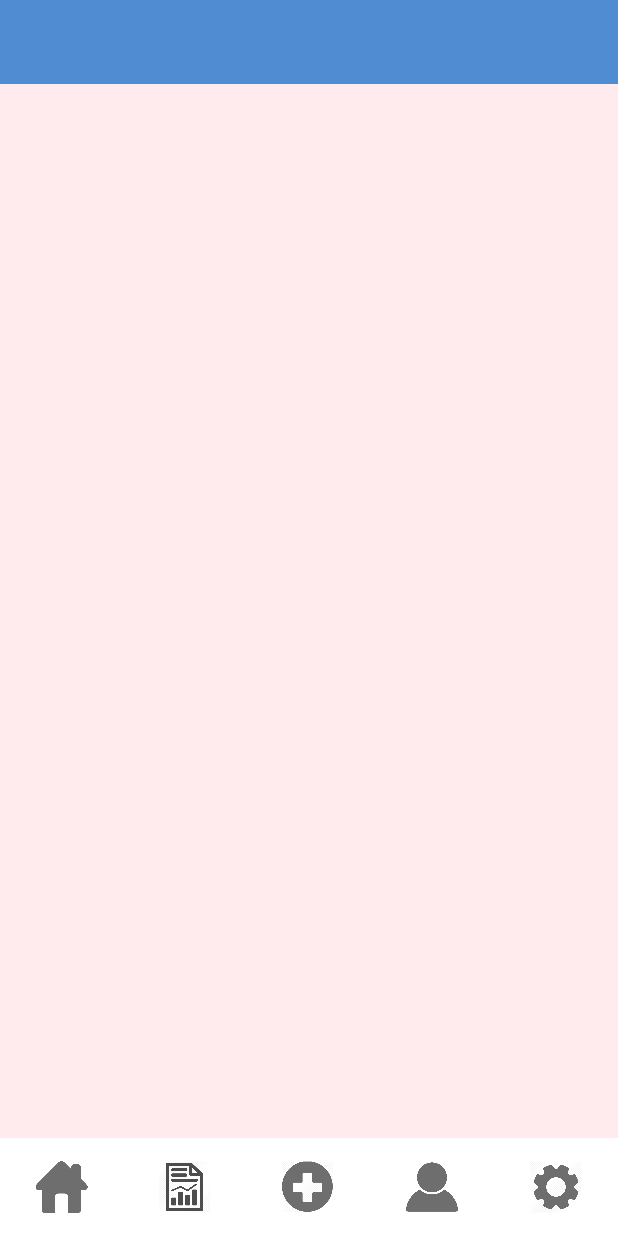
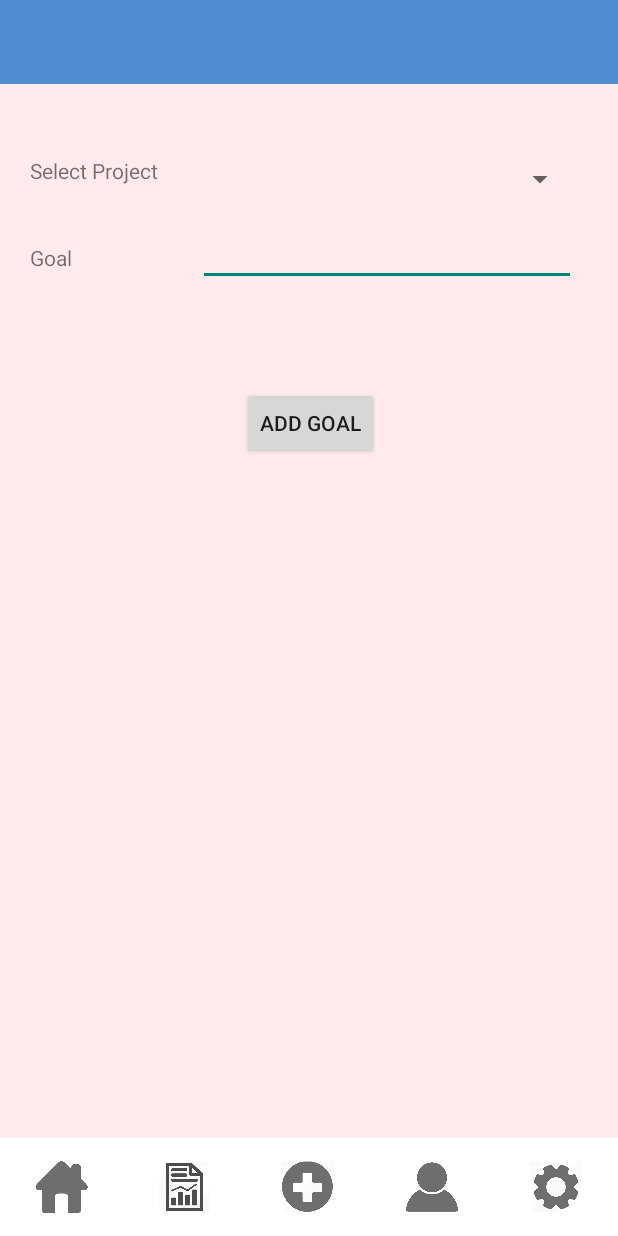
Before and after one commit to cRhettiarachchi/10000-hours---MAD-Project, an Android app: the AddGoal screen opened directly, with no data from a screen before it, on a phone screen of 412 x 824 dp. Run offline under Robolectric (Android 15) with nearby library versions, the phone set to English and light mode, and no system bars.

Commit message:
Add goal completed

```diff
--- a/app/src/main/java/com/example/a10000hours/AddGoal.java
+++ b/app/src/main/java/com/example/a10000hours/AddGoal.java
@@ -2,13 +2,32 @@ package com.example.a10000hours;
 
 import androidx.appcompat.app.AppCompatActivity;
 
+import android.content.Intent;
 import android.os.Bundle;
+import android.view.View;
+import android.widget.Button;
 
 public class AddGoal extends AppCompatActivity {
+
+    private Button buttonAddGoal;
 
     @Override
     protected void onCreate(Bundle savedInstanceState) {
         super.onCreate(savedInstanceState);
         setContentView(R.layout.activity_add_goal);
+
+        this.buttonAddGoal = findViewById(R.id.button5);
+
+        buttonAddGoal.setOnClickListener(new View.OnClickListener() {
+            @Override
+            public void onClick(View view) {
+                addGoal();
+            }
+        });
+    }
+
+    public void addGoal(){
+        Intent intent = new Intent(this, Dashboard.class);
+        startActivity(intent);
     }
 }
--- a/app/src/main/java/com/example/a10000hours/Dashboard.java
+++ b/app/src/main/java/com/example/a10000hours/Dashboard.java
@@ -27,13 +27,10 @@ public class Dashboard extends AppCompatActivity {
                 addGoal();
             }
         });
-
     }
 
     public void addGoal() {
         Intent intent = new Intent(this, AddGoal.class);
         startActivity(intent);
     }
-
-
 }
--- a/app/src/main/res/layout/activity_add_goal.xml
+++ b/app/src/main/res/layout/activity_add_goal.xml
@@ -62,4 +62,59 @@
             app:srcCompat="@drawable/setting" />
     </LinearLayout>
 
+    <TextView
+        android:id="@+id/textView16"
+        android:layout_width="wrap_content"
+        android:layout_height="wrap_content"
+        android:layout_marginStart="20dp"
+        android:layout_marginLeft="20dp"
+        android:layout_marginTop="104dp"
+        android:text="Select Project"
+        app:layout_constraintStart_toStartOf="parent"
+        app:layout_constraintTop_toTopOf="parent" />
+
+    <Spinner
+        android:id="@+id/spinner"
+        android:layout_width="252dp"
+        android:layout_height="31dp"
+        android:layout_marginStart="132dp"
+        android:layout_marginLeft="132dp"
+        android:layout_marginTop="104dp"
+        app:layout_constraintStart_toStartOf="parent"
+        app:layout_constraintTop_toTopOf="parent" />
+
+    <TextView
+        android:id="@+id/textView18"
+        android:layout_width="90dp"
+        android:layout_height="28dp"
+        android:layout_marginStart="20dp"
+        android:layout_marginLeft="20dp"
+        android:layout_marginTop="162dp"
+        android:text="Goal"
+        app:layout_constraintStart_toStartOf="parent"
+        app:layout_constraintTop_toTopOf="parent" />
+
+    <EditText
+        android:id="@+id/editText2"
+        android:layout_width="252dp"
+        android:layout_height="39dp"
+        android:layout_marginStart="132dp"
+        android:layout_marginLeft="132dp"
+        android:layout_marginTop="151dp"
+        android:ems="10"
+        android:inputType="number"
+        app:layout_constraintStart_toStartOf="parent"
+        app:layout_constraintTop_toTopOf="parent" />
+
+    <Button
+        android:id="@+id/button5"
+        android:layout_width="wrap_content"
+        android:layout_height="wrap_content"
+        android:layout_marginStart="161dp"
+        android:layout_marginLeft="161dp"
+        android:layout_marginTop="258dp"
+        android:text="ADD GOAL"
+        app:layout_constraintStart_toStartOf="parent"
+        app:layout_constraintTop_toTopOf="parent" />
+
 </androidx.constraintlayout.widget.ConstraintLayout>
```
